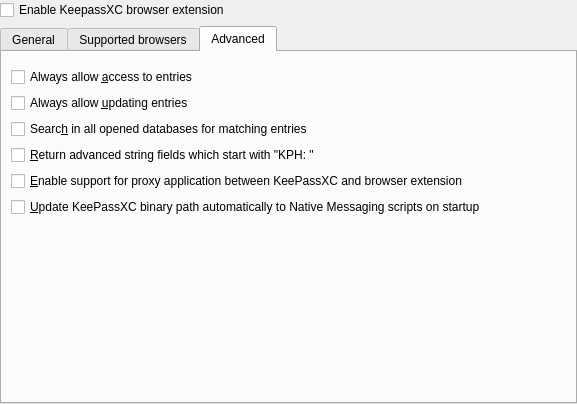
Myria-de/keepassxc, file src/browser/BrowserOptionDialog.ui: the form before one commit.
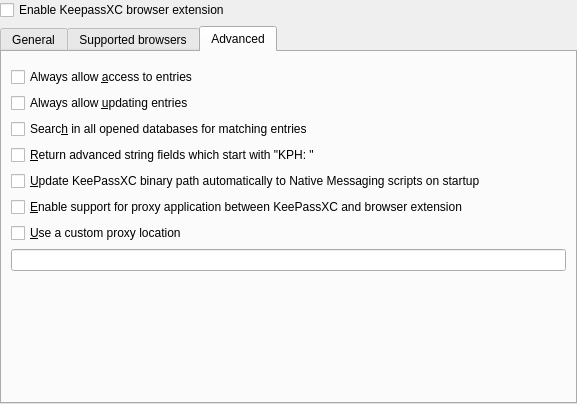
The form after the commit. The open tabs and pages were chosen to show the change. Custom widgets are drawn as their Qt base class.

Commit message: Added keepassxc-proxy as part of keepassxc, binary or proxy location is automatically updated to Native Messaging scripts

The edit to the form file:
```diff
--- a/src/browser/BrowserOptionDialog.ui
+++ b/src/browser/BrowserOptionDialog.ui
@@ -258,16 +258,6 @@
          </property>
         </widget>
        </item>
-       <item>
-        <widget class="QCheckBox" name="supportBrowserProxy">
-         <property name="toolTip">
-          <string>Support a proxy application between KeePassXC and browser extension.</string>
-         </property>
-         <property name="text">
-          <string>&amp;Enable support for proxy application between KeePassXC and browser extension</string>
-         </property>
-        </widget>
-       </item>
        <item>
         <widget class="QCheckBox" name="updateBinaryPath">
          <property name="toolTip">
@@ -279,7 +269,37 @@
         </widget>
        </item>
        <item>
-        <spacer name="verticalSpacer">
+        <widget class="QCheckBox" name="supportBrowserProxy">
+         <property name="toolTip">
+          <string>Support a proxy application between KeePassXC and browser extension.</string>
+         </property>
+         <property name="text">
+          <string>&amp;Enable support for proxy application between KeePassXC and browser extension</string>
+         </property>
+        </widget>
+       </item>
+       <item>
+        <widget class="QCheckBox" name="useCustomProxy">
+         <property name="toolTip">
+          <string>Use a custom proxy location if you installed a proxy manually.</string>
+         </property>
+         <property name="text">
+          <string>&amp;Use a custom proxy location</string>
+         </property>
+        </widget>
+       </item>
+       <item>
+        <widget class="QLineEdit" name="customProxyLocation">
+         <property name="maxLength">
+          <number>999</number>
+         </property>
+         <property name="alignment">
+          <set>Qt::AlignLeading|Qt::AlignLeft|Qt::AlignVCenter</set>
+         </property>
+        </widget>
+       </item>
+       <item>
+        <spacer name="verticalSpacer_4">
          <property name="orientation">
           <enum>Qt::Vertical</enum>
          </property>
```
Left out of the diff: 3 changed lines with no effect on the pictures. The commit also changes 13 other files.
